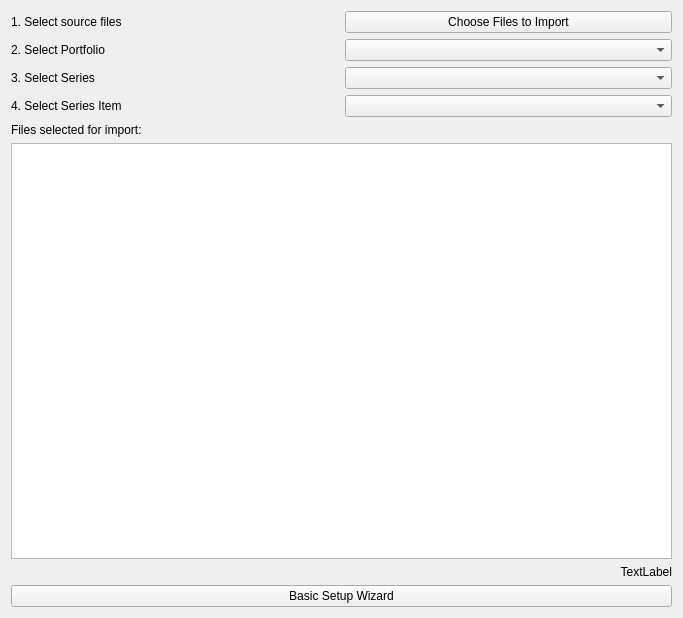
This is qt_designer_ui/import_returns.ui in hammerheadlemon/xldigest as Qt 5 draws it before an edit. The edited form follows.
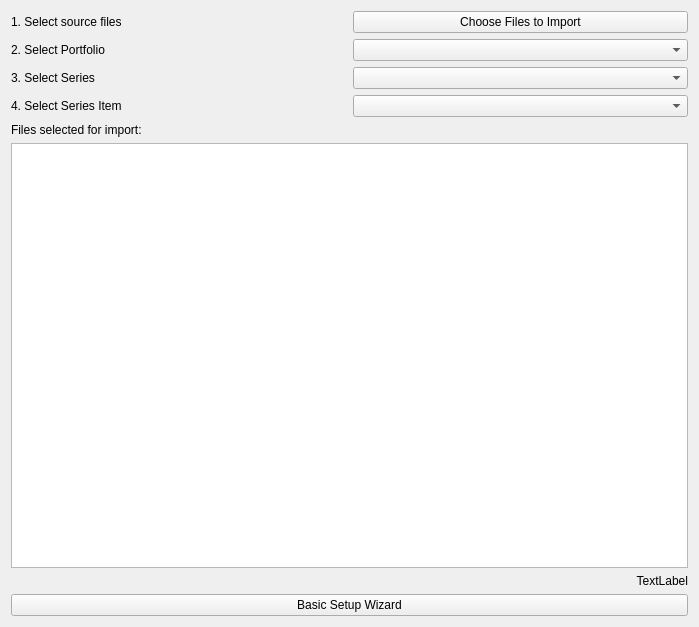
This is the edited form.

Commit message: now added a warning dialog before proceeding with the initial setup wizard

Diff of the .ui file:
```diff
--- a/qt_designer_ui/import_returns.ui
+++ b/qt_designer_ui/import_returns.ui
@@ -6,8 +6,8 @@
    <rect>
     <x>0</x>
     <y>0</y>
-    <width>683</width>
-    <height>618</height>
+    <width>699</width>
+    <height>627</height>
    </rect>
   </property>
   <property name="windowTitle">
```
The commit also changes 2 other files.
